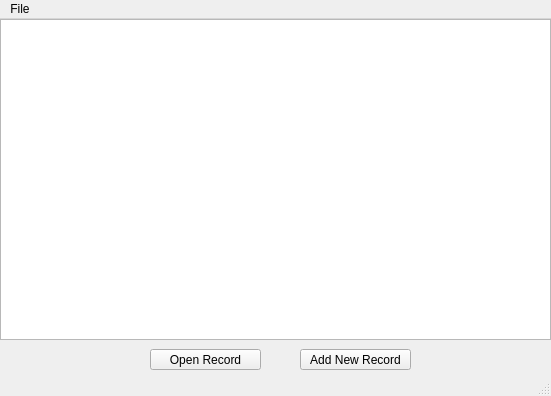
The window that resources/assets/ui/patient_records.ui (isaadsohael/FellowHomeo) describes before a commit, drawn with Qt 5.
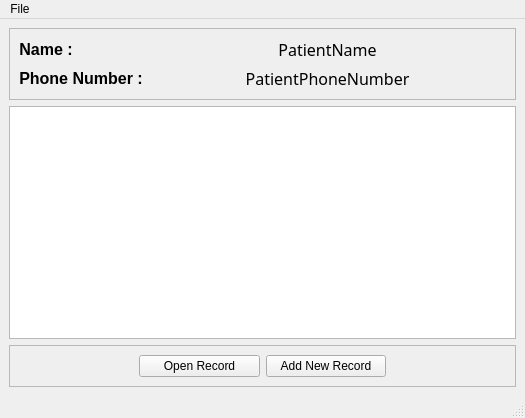
The same window after the commit.

What changed in the file:
```diff
--- a/resources/assets/ui/patient_records.ui
+++ b/resources/assets/ui/patient_records.ui
@@ -6,50 +6,165 @@
    <rect>
     <x>0</x>
     <y>0</y>
-    <width>551</width>
-    <height>396</height>
+    <width>525</width>
+    <height>418</height>
    </rect>
   </property>
   <property name="windowTitle">
    <string>MainWindow</string>
   </property>
   <widget class="QWidget" name="centralwidget">
-   <widget class="QListWidget" name="patient_records_list_widget">
-    <property name="geometry">
-     <rect>
-      <x>0</x>
-      <y>0</y>
-      <width>551</width>
-      <height>321</height>
-     </rect>
-    </property>
-   </widget>
-   <widget class="QPushButton" name="open_record_button">
-    <property name="geometry">
-     <rect>
-      <x>150</x>
-      <y>330</y>
-      <width>111</width>
-      <height>21</height>
-     </rect>
-    </property>
-    <property name="text">
-     <string>Open Record</string>
-    </property>
-   </widget>
-   <widget class="QPushButton" name="add_new_record_button">
-    <property name="geometry">
-     <rect>
-      <x>300</x>
-      <y>330</y>
-      <width>111</width>
-      <height>21</height>
-     </rect>
-    </property>
-    <property name="text">
-     <string>Add New Record</string>
-    </property>
-   </widget>
+   <layout class="QVBoxLayout" name="verticalLayout">
+    <item>
+     <widget class="QFrame" name="frame">
+      <property name="frameShape">
+       <enum>QFrame::StyledPanel</enum>
+      </property>
+      <property name="frameShadow">
+       <enum>QFrame::Raised</enum>
+      </property>
+      <layout class="QFormLayout" name="formLayout">
+       <item row="0" column="0">
+        <widget class="QLabel" name="name_label">
+         <property name="font">
+          <font>
+           <pointsize>12</pointsize>
+           <weight>75</weight>
+           <bold>true</bold>
+          </font>
+         </property>
+         <property name="text">
+          <string>Name :</string>
+         </property>
+         <property name="alignment">
+          <set>Qt::AlignCenter</set>
+         </property>
+        </widget>
+       </item>
+       <item row="0" column="1">
+        <widget class="QLabel" name="name">
+         <property name="font">
+          <font>
+           <family>Lucida Fax</family>
+           <pointsize>12</pointsize>
+           <weight>50</weight>
+           <bold>false</bold>
+          </font>
+         </property>
+         <property name="text">
+          <string>PatientName</string>
+         </property>
+         <property name="alignment">
+          <set>Qt::AlignCenter</set>
+         </property>
+        </widget>
+       </item>
+       <item row="1" column="0">
+        <widget class="QLabel" name="phone_number_label">
+         <property name="font">
+          <font>
+           <pointsize>12</pointsize>
+           <weight>75</weight>
+           <bold>true</bold>
+          </font>
+         </property>
+         <property name="text">
+          <string>Phone Number :</string>
+         </property>
+         <property name="alignment">
+          <set>Qt::AlignCenter</set>
+         </property>
+        </widget>
+       </item>
+       <item row="1" column="1">
+        <widget class="QLabel" name="phone_number">
+         <property name="font">
+          <font>
+           <family>Lucida Fax</family>
+           <pointsize>12</pointsize>
+           <weight>50</weight>
+           <bold>false</bold>
+          </font>
+         </property>
+         <property name="text">
+          <string>PatientPhoneNumber</string>
+         </property>
+         <property name="alignment">
+          <set>Qt::AlignCenter</set>
+         </property>
+        </widget>
+       </item>
+      </layout>
+     </widget>
+    </item>
+    <item>
+     <widget class="QListWidget" name="patient_records_list_widget"/>
+    </item>
+    <item>
+     <widget class="QFrame" name="frame_2">
+      <property name="frameShape">
+       <enum>QFrame::StyledPanel</enum>
+      </property>
+      <property name="frameShadow">
+       <enum>QFrame::Raised</enum>
+      </property>
+      <layout class="QHBoxLayout" name="horizontalLayout">
+       <item>
+        <spacer name="horizontalSpacer">
+         <property name="orientation">
+          <enum>Qt::Horizontal</enum>
+         </property>
+         <property name="sizeHint" stdset="0">
+          <size>
+           <width>114</width>
+           <height>20</height>
+          </size>
+         </property>
+        </spacer>
+       </item>
+       <item>
+        <widget class="QPushButton" name="open_record_button">
+         <property name="sizePolicy">
+          <sizepolicy hsizetype="Expanding" vsizetype="Fixed">
+           <horstretch>0</horstretch>
+           <verstretch>0</verstretch>
+          </sizepolicy>
+         </property>
+         <property name="text">
+          <string>Open Record</string>
+         </property>
+        </widget>
+       </item>
+       <item>
+        <widget class="QPushButton" name="add_new_record_button">
+         <property name="sizePolicy">
+          <sizepolicy hsizetype="Expanding" vsizetype="Fixed">
+           <horstretch>0</horstretch>
+           <verstretch>0</verstretch>
+          </sizepolicy>
+         </property>
+         <property name="text">
+          <string>Add New Record</string>
+         </property>
+        </widget>
+       </item>
+       <item>
+        <spacer name="horizontalSpacer_2">
+         <property name="orientation">
+          <enum>Qt::Horizontal</enum>
+         </property>
+         <property name="sizeHint" stdset="0">
+          <size>
+           <width>114</width>
+           <height>20</height>
+          </size>
+         </property>
+        </spacer>
+       </item>
+      </layout>
+     </widget>
+    </item>
+   </layout>
   </widget>
   <widget class="QStatusBar" name="statusbar"/>
   <widget class="QMenuBar" name="menubar">
@@ -57,7 +172,7 @@
     <rect>
      <x>0</x>
      <y>0</y>
-     <width>551</width>
+     <width>525</width>
      <height>22</height>
     </rect>
    </property>
```
